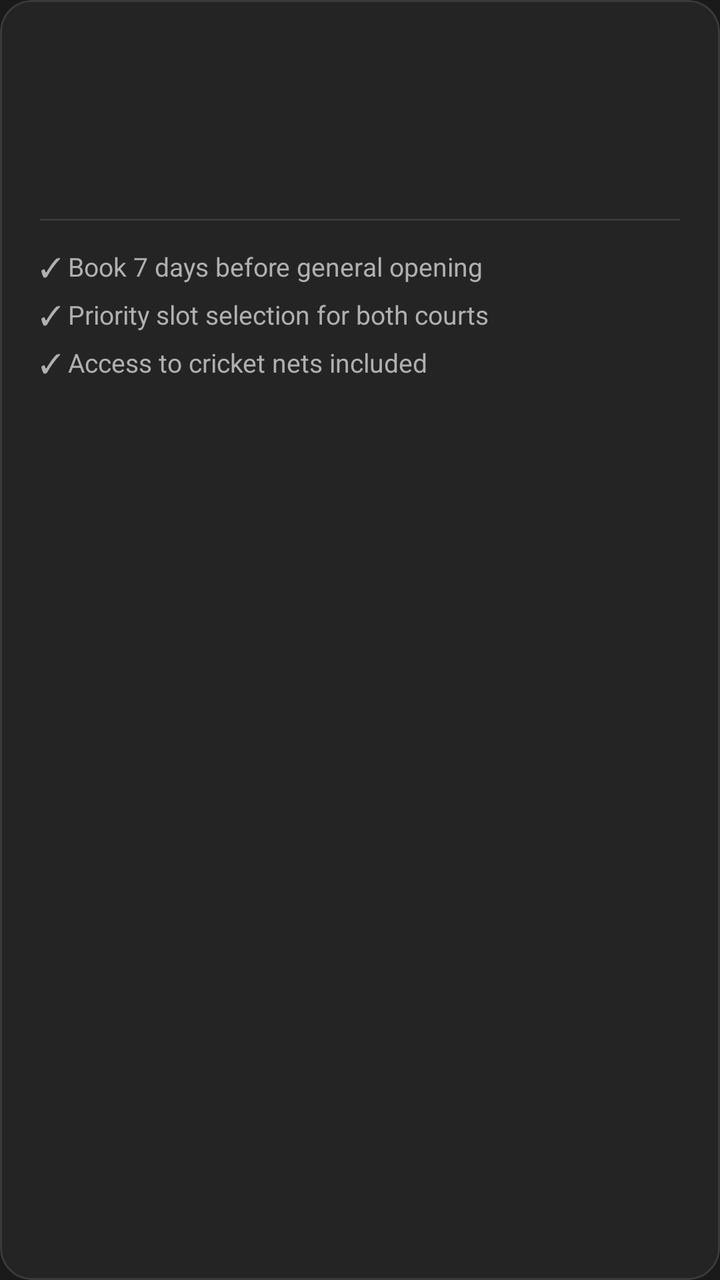
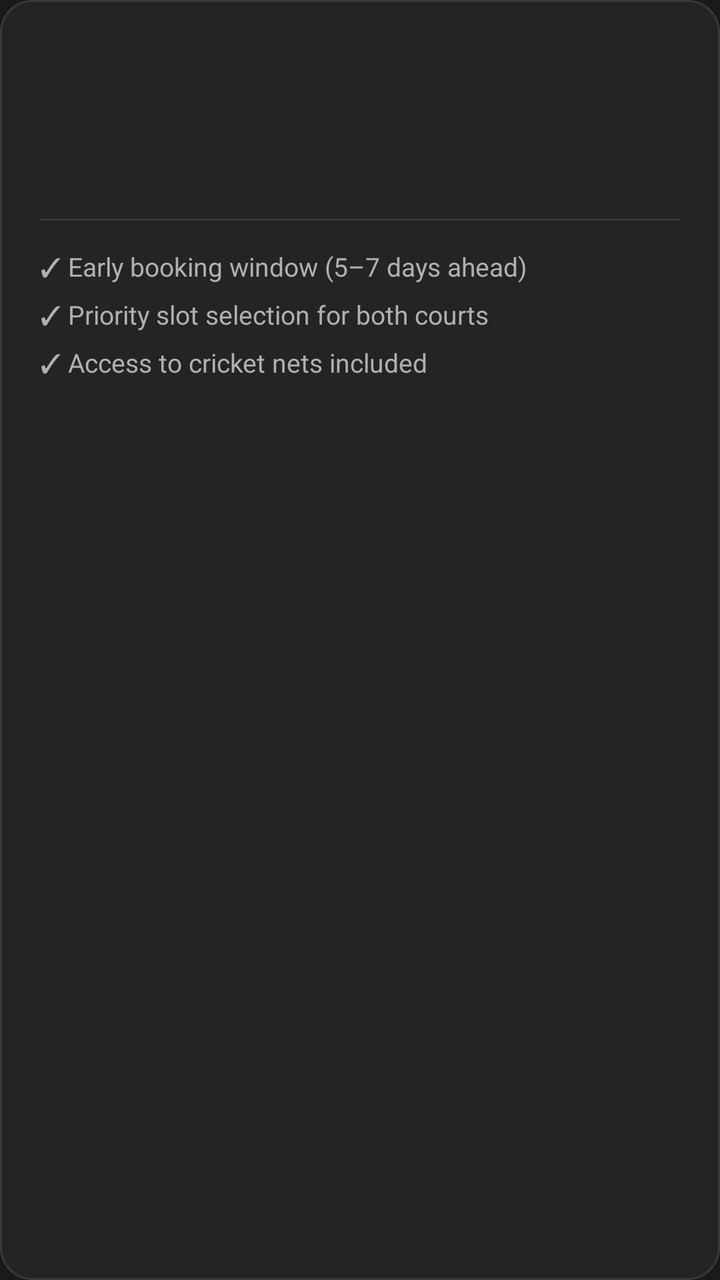

An Android layout rendered at two revisions. The XML below is the earlier revision; the diff shows what the commit changed to produce the second picture.
<!-- AndroidManifest.xml: application theme Theme.SmashArena -->
<!-- res/layout/item_membership_plan.xml -->
<?xml version="1.0" encoding="utf-8"?>
<com.google.android.material.card.MaterialCardView
    xmlns:android="http://schemas.android.com/apk/res/android"
    xmlns:app="http://schemas.android.com/apk/res-auto"
    android:layout_width="match_parent"
    android:layout_height="wrap_content"
    android:layout_marginBottom="16dp"
    android:clickable="true"
    android:focusable="true"
    android:stateListAnimator="@null"
    app:cardBackgroundColor="@color/surface"
    app:cardCornerRadius="16dp"
    app:cardElevation="0dp"
    app:strokeColor="@color/outline"
    app:strokeWidth="1dp">

    <LinearLayout
        android:layout_width="match_parent"
        android:layout_height="wrap_content"
        android:orientation="vertical"
        android:padding="20dp">

        
        <TextView
            android:id="@+id/tv_badge_recommended"
            android:layout_width="wrap_content"
            android:layout_height="wrap_content"
            android:layout_marginBottom="10dp"
            android:background="@drawable/bg_badge_recommended"
            android:paddingHorizontal="10dp"
            android:paddingVertical="3dp"
            android:text="@string/plan_recommended"
            android:textColor="@color/background"
            android:textSize="11sp"
            android:textStyle="bold"
            android:letterSpacing="0.05"
            android:visibility="gone" />

        
        <LinearLayout
            android:layout_width="match_parent"
            android:layout_height="wrap_content"
            android:orientation="horizontal"
            android:gravity="center_vertical"
            android:layout_marginBottom="2dp">

            <TextView
                android:id="@+id/tv_plan_name"
                android:layout_width="0dp"
                android:layout_height="wrap_content"
                android:layout_weight="1"
                android:textColor="@color/text_primary"
                android:textSize="22sp"
                android:textStyle="bold" />

            <TextView
                android:id="@+id/tv_price"
                android:layout_width="wrap_content"
                android:layout_height="wrap_content"
                android:textColor="@color/accent_green"
                android:textSize="16sp"
                android:textStyle="bold" />

        </LinearLayout>

        
        <TextView
            android:id="@+id/tv_badminton_sessions"
            android:layout_width="wrap_content"
            android:layout_height="wrap_content"
            android:layout_marginBottom="4dp"
            android:textColor="@color/text_primary"
            android:textSize="14sp"
            android:textStyle="bold" />

        
        <TextView
            android:id="@+id/tv_cricket_sessions"
            android:layout_width="wrap_content"
            android:layout_height="wrap_content"
            android:layout_marginBottom="16dp"
            android:textColor="@color/text_primary"
            android:textSize="14sp"
            android:textStyle="bold" />

        
        <View
            android:layout_width="match_parent"
            android:layout_height="1dp"
            android:background="@color/outline"
            android:layout_marginBottom="14dp" />

        
        <TextView
            android:layout_width="wrap_content"
            android:layout_height="wrap_content"
            android:layout_marginBottom="6dp"
            android:text="@string/plan_feature_early_access"
            android:textColor="@color/text_secondary"
            android:textSize="13sp" />

        <TextView
            android:layout_width="wrap_content"
            android:layout_height="wrap_content"
            android:layout_marginBottom="6dp"
            android:text="@string/plan_feature_priority"
            android:textColor="@color/text_secondary"
            android:textSize="13sp" />

        <TextView
            android:layout_width="wrap_content"
            android:layout_height="wrap_content"
            android:layout_marginBottom="16dp"
            android:text="@string/plan_feature_cricket"
            android:textColor="@color/text_secondary"
            android:textSize="13sp" />

        
        <com.google.android.material.button.MaterialButton
            android:id="@+id/btn_select"
            android:layout_width="match_parent"
            android:layout_height="48dp"
            android:textColor="@color/background"
            android:textSize="15sp"
            android:textStyle="bold"
            android:visibility="gone"
            app:backgroundTint="@color/accent_green"
            app:cornerRadius="24dp" />

    </LinearLayout>

</com.google.android.material.card.MaterialCardView>
<!-- resources referenced by this layout -->
<resources>
  <color name="accent_green">#B5D86C</color>
  <color name="background">#1A1A1A</color>
  <color name="outline">#3A3A3A</color>
  <color name="surface">#242424</color>
  <color name="text_primary">#FFFFFF</color>
  <color name="text_secondary">#B0B0B0</color>
  <!-- drawable bg_badge_recommended (drawable) -->
  <?xml version="1.0" encoding="utf-8"?>
  <shape xmlns:android="http://schemas.android.com/apk/res/android"
      android:shape="rectangle">
      <solid android:color="@color/accent_green" />
      <corners android:radius="4dp" />
  </shape>
  <string name="plan_feature_cricket">✓  Access to cricket nets included</string>
  <string name="plan_feature_early_access">✓  Book 7 days before general opening</string>
  <string name="plan_feature_priority">✓  Priority slot selection for both courts</string>
  <string name="plan_recommended">BEST VALUE</string>
  <style name="Theme.SmashArena" parent="Theme.MaterialComponents.DayNight.NoActionBar">
          <item name="android:statusBarColor">@color/background</item>
          <item name="android:navigationBarColor">@color/background</item>
          <item name="android:windowBackground">@color/background</item>
          <item name="colorPrimary">@color/accent_green</item>
          <item name="colorPrimaryVariant">@color/accent_green_dark</item>
          <item name="colorOnPrimary">@color/background</item>
          <item name="colorSurface">@color/surface</item>
          <item name="colorOnSurface">@color/text_primary</item>
          <item name="materialAlertDialogTheme">@style/Theme.SmashArena.Dialog</item>
      </style>
  <color name="accent_green_dark">#8FAF3E</color>
  <style name="Theme.SmashArena.Dialog" parent="Theme.MaterialComponents.DayNight.Dialog">
          <item name="colorSurface">@color/surface</item>
          <item name="colorOnSurface">@color/text_primary</item>
          <item name="colorPrimary">@color/accent_green</item>
          <item name="android:colorBackground">@color/surface</item>
          <item name="buttonBarPositiveButtonStyle">@style/Theme.SmashArena.Dialog.PositiveButton</item>
          <item name="buttonBarNegativeButtonStyle">@style/Theme.SmashArena.Dialog.NegativeButton</item>
      </style>
  <style name="Theme.SmashArena.Dialog.PositiveButton" parent="Widget.MaterialComponents.Button.TextButton.Dialog">
          <item name="android:textColor">@color/accent_green</item>
      </style>
  <style name="Theme.SmashArena.Dialog.NegativeButton" parent="Widget.MaterialComponents.Button.TextButton.Dialog">
          <item name="android:textColor">@color/text_secondary</item>
      </style>
</resources>

<!-- the commit's change to res/layout/item_membership_plan.xml (unified diff, before → after) -->
@@ -57,7 +57,7 @@
                 android:id="@+id/tv_price"
                 android:layout_width="wrap_content"
                 android:layout_height="wrap_content"
-                android:textColor="@color/accent_green"
+                android:textColor="@color/accent_gold"
                 android:textSize="16sp"
                 android:textStyle="bold" />
 
@@ -124,7 +124,7 @@
             android:textSize="15sp"
             android:textStyle="bold"
             android:visibility="gone"
-            app:backgroundTint="@color/accent_green"
+            app:backgroundTint="@color/accent_gold"
             app:cornerRadius="24dp" />
 
     </LinearLayout>
<!-- resource entries referenced after the edit -->
@@ -1,5 +1,6 @@
 <!-- resources referenced by this layout -->
 <resources>
+  <color name="accent_gold">#D4A849</color>
   <color name="accent_green">#B5D86C</color>
   <color name="background">#1A1A1A</color>
   <color name="outline">#3A3A3A</color>
@@ -10,11 +11,11 @@
   <?xml version="1.0" encoding="utf-8"?>
   <shape xmlns:android="http://schemas.android.com/apk/res/android"
       android:shape="rectangle">
-      <solid android:color="@color/accent_green" />
+      <solid android:color="@color/accent_gold" />
       <corners android:radius="4dp" />
   </shape>
   <string name="plan_feature_cricket">✓  Access to cricket nets included</string>
-  <string name="plan_feature_early_access">✓  Book 7 days before general opening</string>
+  <string name="plan_feature_early_access">✓  Early booking window (5–7 days ahead)</string>
   <string name="plan_feature_priority">✓  Priority slot selection for both courts</string>
   <string name="plan_recommended">BEST VALUE</string>
   <style name="Theme.SmashArena" parent="Theme.MaterialComponents.DayNight.NoActionBar">
